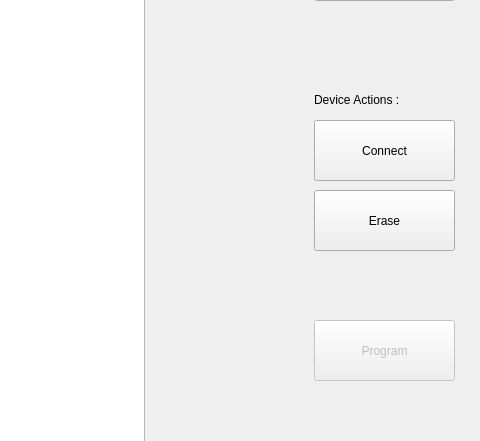
Above: branches/damunix/info/ui/mainwindow.ui from fransschreuder/usbpicprog before the change; both pictures show x 546 to 1026 and y 176 to 617 of the 1026 by 733 pixel window. Below: the same form after it.
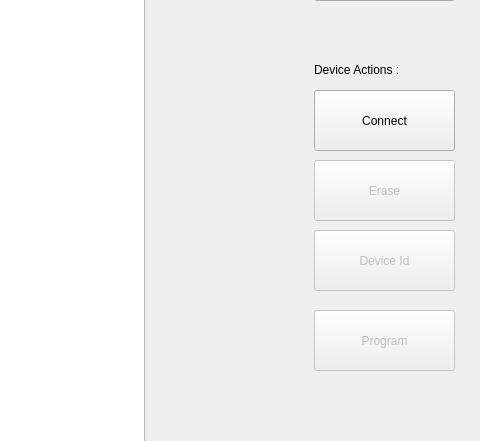
That is the form after the change.

Commit message: getiing the device id

Patch:
```diff
--- a/branches/damunix/info/ui/mainwindow.ui
+++ b/branches/damunix/info/ui/mainwindow.ui
@@ -46,7 +46,7 @@
     <property name="geometry" >
      <rect>
       <x>860</x>
-      <y>460</y>
+      <y>450</y>
       <width>141</width>
       <height>61</height>
      </rect>
@@ -95,7 +95,7 @@
     <property name="geometry" >
      <rect>
       <x>860</x>
-      <y>260</y>
+      <y>230</y>
       <width>141</width>
       <height>61</height>
      </rect>
@@ -105,10 +105,13 @@
     </property>
    </widget>
    <widget class="QPushButton" name="eraseButton" >
+    <property name="enabled" >
+     <bool>false</bool>
+    </property>
     <property name="geometry" >
      <rect>
       <x>860</x>
-      <y>330</y>
+      <y>300</y>
       <width>141</width>
       <height>61</height>
      </rect>
@@ -121,7 +124,7 @@
     <property name="geometry" >
      <rect>
       <x>860</x>
-      <y>230</y>
+      <y>200</y>
       <width>141</width>
       <height>20</height>
      </rect>
@@ -130,6 +133,22 @@
      <string>Device Actions :</string>
     </property>
    </widget>
+   <widget class="QPushButton" name="deviceIdButton" >
+    <property name="enabled" >
+     <bool>false</bool>
+    </property>
+    <property name="geometry" >
+     <rect>
+      <x>860</x>
+      <y>370</y>
+      <width>141</width>
+      <height>61</height>
+     </rect>
+    </property>
+    <property name="text" >
+     <string>Device Id</string>
+    </property>
+   </widget>
   </widget>
   <widget class="QMenuBar" name="menubar" >
    <property name="geometry" >
```
The commit also changes 5 other files.
